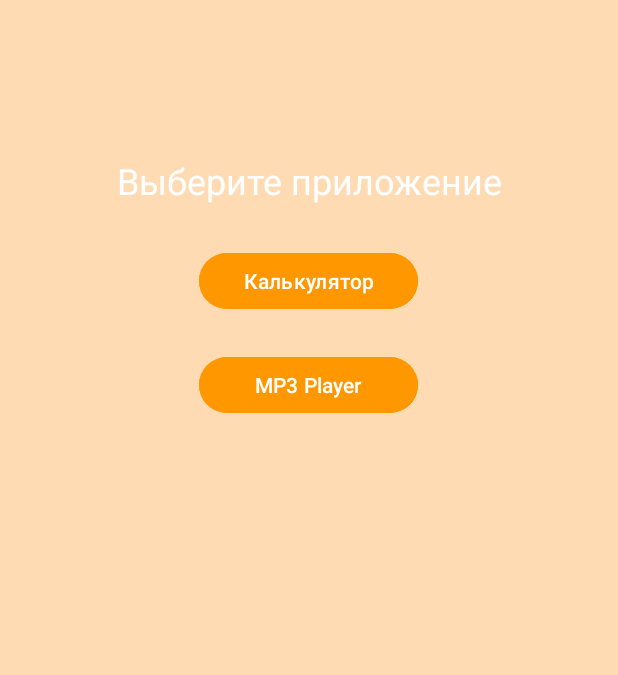
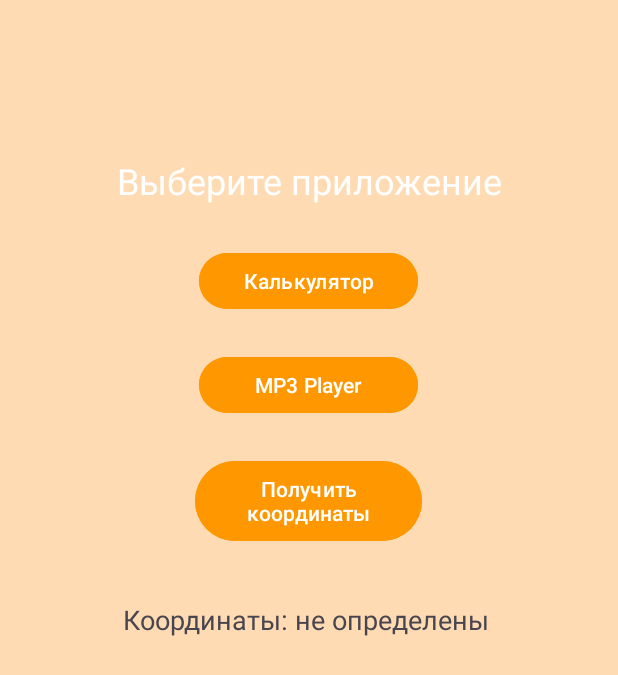
Before and after one commit to Ivanov-Iv-Al/Virtual-Programming, an Android app: the layout activity_main.xml on its own in the app's theme, with its tools: preview values and no code run, on a phone screen of 412 x 824 dp. Shown: the top 675 px of the screen. Run offline under Robolectric (Android 15) with nearby library versions, the phone set to English and light mode, and no system bars; Roboto replaces fonts that are not available here.

Commit message:
Add files via upload
Add new .xml

```diff
--- a/AndrApp/app/src/main/res/layout/activity_main.xml
+++ b/AndrApp/app/src/main/res/layout/activity_main.xml
@@ -43,4 +43,27 @@
         app:layout_constraintHorizontal_bias="0.498"
         app:layout_constraintStart_toStartOf="parent"
         app:layout_constraintTop_toBottomOf="@+id/button_calculator" />
+
+    <Button
+        android:id="@+id/button_get_location"
+        android:layout_width="151dp"
+        android:layout_height="61dp"
+        android:layout_marginTop="24dp"
+        android:backgroundTint="#FF9800"
+        android:text="Получить координаты"
+        app:layout_constraintEnd_toEndOf="parent"
+        app:layout_constraintHorizontal_bias="0.498"
+        app:layout_constraintStart_toStartOf="parent"
+        app:layout_constraintTop_toBottomOf="@+id/button_music_player" />
+
+    <TextView
+        android:id="@+id/text_location"
+        android:layout_width="248dp"
+        android:layout_height="101dp"
+        android:layout_marginTop="36dp"
+        android:text="Координаты: не определены"
+        android:textSize="18sp"
+        app:layout_constraintEnd_toEndOf="parent"
+        app:layout_constraintStart_toStartOf="parent"
+        app:layout_constraintTop_toBottomOf="@+id/button_get_location" />
 </androidx.constraintlayout.widget.ConstraintLayout>
```
Also changed, not shown: AndrApp/app/src/main/res/layout/activity_location.xml (added, +42 -0 lines).
